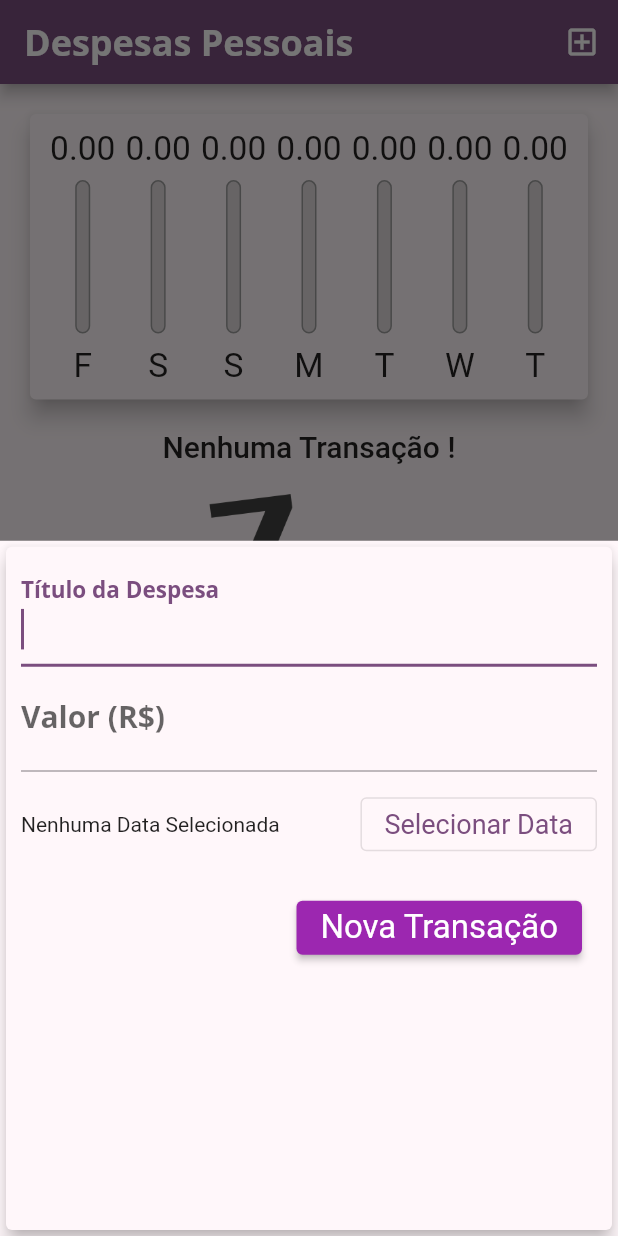
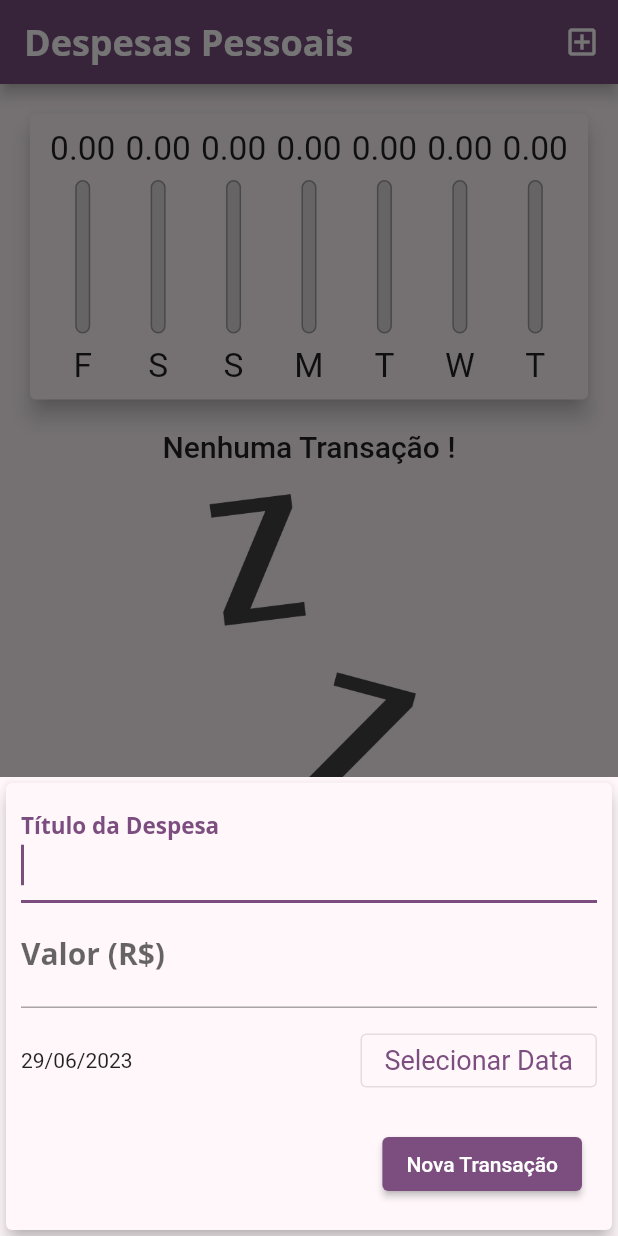
Before and after one commit to fdimant/flutter_expenses, a Flutter app: the screen it shows after launch, after a tap on the "add box" icon, on a phone screen of 412 x 824 dp. Run offline on Flutter 3.47's test engine with Material 2 defaults, Android fonts, the phone set to English and light mode, and no system bars; missing offline and left inert: dart:ffi.

Commit message:
lição 160

```diff
--- /dev/null
+++ b/lib/components/adaptative_button.dart
@@ -0,0 +1,27 @@
+import 'package:flutter/cupertino.dart';
+import 'package:flutter/material.dart';
+import 'dart:io';
+
+class AdaptativeButton extends StatelessWidget {
+  final String label;
+  final Function() onPressed;
+
+  AdaptativeButton({
+    required this.label,
+    required this.onPressed,
+  });
+
+  @override
+  Widget build(BuildContext context) {
+    return Platform.isIOS
+        ? CupertinoButton(
+            child: Text(label),
+            onPressed: onPressed,
+            color: Theme.of(context).primaryColor,
+          )
+        : ElevatedButton(
+            onPressed: onPressed,
+            child: Text(label),
+          );
+  }
+}
--- /dev/null
+++ b/lib/components/adaptative_datePicker.dart
@@ -0,0 +1,68 @@
+import 'package:flutter/cupertino.dart';
+import 'package:flutter/material.dart';
+import 'dart:io';
+import 'package:intl/intl.dart';
+
+class adaptativeDatePicker extends StatelessWidget {
+  final DateTime selectedDate;
+  final Function(DateTime) onDateChange;
+
+  adaptativeDatePicker({
+    required this.selectedDate,
+    required this.onDateChange,
+  });
+
+  _showDatePicker(BuildContext context) {
+    showDatePicker(
+      context: context,
+      initialDate: DateTime.now(),
+      firstDate: DateTime(2019),
+      lastDate: DateTime.now(),
+    ).then((pickedDate) {
+      if (pickedDate == null) {
+        return;
+      }
+
+      onDateChange(pickedDate);
+      return;
+    });
+  }
+
+  @override
+  Widget build(BuildContext context) {
+    return Platform.isIOS
+        ? Container(
+            height: 200,
+            child: CupertinoDatePicker(
+              mode: CupertinoDatePickerMode.date,
+              maximumDate: DateTime.now().add(Duration(hours: 1)),
+              minimumDate: DateTime(2019),
+              initialDateTime: DateTime.now(),
+              onDateTimeChanged: onDateChange,
+            ),
+          )
+        : Container(
+            height: 70,
+            child: Row(
+              children: [
+                Expanded(
+                  child: Text(
+                    selectedDate == null ? 'Nenhuma Data Selecionada' : DateFormat('d/MM/yyy').format(selectedDate!),
+                  ),
+                ),
+                OutlinedButton(
+                  onPressed: () => _showDatePicker(context),
+                  child: Text(
+                    'Selecionar Data',
+                  ),
+                  style: ButtonStyle(
+                    textStyle: MaterialStatePropertyAll(TextStyle(
+                      fontSize: 18,
+                    )),
+                  ),
+                ),
+              ],
+            ),
+          );
+  }
+}
--- /dev/null
+++ b/lib/components/adaptative_textField.dart
@@ -0,0 +1,47 @@
+import 'dart:ffi';
+
+import 'package:flutter/cupertino.dart';
+import 'package:flutter/material.dart';
+import 'dart:io';
+
+class adaptativeTextField extends StatelessWidget {
+  final TextInputType keyboardType;
+  final TextEditingController controller;
+  final Function(String) onSubmitted;
+  final String decorationString;
+  final bool autofocus;
+
+  adaptativeTextField({
+    required this.controller,
+    this.keyboardType = TextInputType.text,
+    required this.onSubmitted,
+    this.decorationString = '',
+    this.autofocus = false,
+  });
+
+  @override
+  Widget build(BuildContext context) {
+    return Platform.isIOS
+        ? Padding(
+            padding: const EdgeInsets.all(2.0),
+            child: CupertinoTextField(
+              keyboardType: keyboardType,
+              controller: controller,
+              placeholder: decorationString,
+              onSubmitted: onSubmitted,
+              autofocus: autofocus,
+              padding: EdgeInsets.symmetric(
+                horizontal: 6,
+                vertical: 12,
+              ),
+            ),
+          )
+        : TextField(
+            keyboardType: keyboardType,
+            controller: controller,
+            decoration: InputDecoration(labelText: decorationString),
+            onSubmitted: onSubmitted,
+            autofocus: autofocus,
+          );
+  }
+}
--- a/lib/components/transaction_form.dart
+++ b/lib/components/transaction_form.dart
@@ -1,5 +1,7 @@
 import 'package:flutter/material.dart';
-import 'package:intl/intl.dart';
+import 'package:flutter_expenses/components/adaptative_button.dart';
+import 'adaptative_datePicker.dart';
+import 'adaptative_textField.dart';
 
 class TransactionForm extends StatefulWidget {
   final void Function(String, double, DateTime) onSubmit;
@@ -14,7 +16,7 @@ class _TransactionFormState extends State<TransactionForm> {
   final _titleController = TextEditingController();
 
   final _valueController = TextEditingController();
-  DateTime? _selectedDate;
+  DateTime _selectedDate = DateTime.now();
 
   _submitForm() {
     final title = _titleController.text;
@@ -28,81 +30,46 @@ class _TransactionFormState extends State<TransactionForm> {
     _valueController.text = '';
   }
 
-  _showDatePicker() {
-    showDatePicker(
-      context: context,
-      initialDate: DateTime.now(),
-      firstDate: DateTime(2019),
-      lastDate: DateTime.now(),
-    ).then((pickedDate) {
-      if (pickedDate == null) {
-        return;
-      }
-      setState(() {
-        _selectedDate = pickedDate;
-      });
-    });
-  }
-
   @override
   Widget build(BuildContext context) {
-    return Card(
+    return SingleChildScrollView(
+      child: Card(
         elevation: 5,
         child: Padding(
-        padding: EdgeInsets.all(10.0),
+          padding: EdgeInsets.only(
+            top: 10,
+            left: 10,
+            right: 10,
+            bottom: 10 + MediaQuery.of(context).viewInsets.bottom,
+          ),
           child: Column(
             children: [
-            TextField(
+              adaptativeTextField(
                 controller: _titleController,
-              decoration: InputDecoration(labelText: 'Título da Despesa'),
+                decorationString: 'Título da Despesa',
+                onSubmitted: (value) => _submitForm(),
                 autofocus: true,
               ),
-            TextField(
+              adaptativeTextField(
                 keyboardType: TextInputType.numberWithOptions(decimal: true),
                 controller: _valueController,
-              decoration: InputDecoration(labelText: 'Valor (R\$)'),
+                decorationString: 'Valor (R\$)',
                 onSubmitted: (value) => _submitForm(),
               ),
-            Container(
-              height: 70,
-              child: Row(
-                children: [
-                  Expanded(
-                    child: Text(
-                      _selectedDate == null
-                          ? 'Nenhuma Data Selecionada'
-                          : DateFormat('d/MM/yyy').format(_selectedDate!),
-                    ),
-                  ),
-                  OutlinedButton(
-                    onPressed: _showDatePicker,
-                    child: Text(
-                      'Selecionar Data',
-                    ),
-                    style: ButtonStyle(
-                      textStyle: MaterialStatePropertyAll(TextStyle(
-                        fontSize: 18,
-                      )),
-                    ),
-                  ),
-                ],
-              ),
+              adaptativeDatePicker(
+                selectedDate: _selectedDate!,
+                onDateChange: (newDate) {
+                  setState(() {
+                    _selectedDate = newDate;
+                  });
+                },
               ),
               Container(
                   alignment: Alignment.bottomRight,
                   margin: EdgeInsets.all(10),
-              child: ElevatedButton(
-                onPressed: _submitForm,
-                child: Text('Nova Transação'),
-                style: ButtonStyle(
-                  textStyle: MaterialStatePropertyAll(
-                    TextStyle(fontSize: 22),
+                  child: AdaptativeButton(label: 'Nova Transação', onPressed: _submitForm))
+            ],
           ),
-                  backgroundColor: MaterialStatePropertyAll(Colors.purple),
-                ),
-              ),
-            )
-          ],
         ),
       ),
     );
--- a/lib/components/transaction_list.dart
+++ b/lib/components/transaction_list.dart
@@ -1,3 +1,5 @@
+// ignore_for_file: prefer_const_constructors
+
 import 'package:flutter/material.dart';
 import 'package:flutter/rendering.dart';
 import '../models/transaction.dart';
@@ -33,7 +35,7 @@ class TransactionList extends StatelessWidget {
             );
           })
         : Scrollbar(
-            thumbVisibility: true,
+            // thumbVisibility: true,
             thickness: 10,
             scrollbarOrientation: ScrollbarOrientation.right,
             radius: Radius.circular(10),
@@ -65,12 +67,17 @@ class TransactionList extends StatelessWidget {
                         subtitle: Text(
                           DateFormat('d MMM y').format(tr.date),
                         ),
-                      trailing: IconButton(
+                        trailing: MediaQuery.of(context).size.width > 500
+                            ? TextButton.icon(
+                                onPressed: () => onRemove(tr.id),
+                                label: Text('Remover'),
+                                icon: Icon(Icons.delete_outline_rounded),
+                              )
+                            : IconButton(
                                 icon: Icon(Icons.delete_outline_rounded),
                                 onPressed: () => onRemove(tr.id),
                                 color: Theme.of(context).colorScheme.error,
-                      ),
-                    ),
+                              )),
                   );
                 }),
           );
--- a/lib/main.dart
+++ b/lib/main.dart
@@ -111,7 +111,8 @@
 
   @override
   Widget build(BuildContext context) {
-    bool isLanscape = MediaQuery.of(context).orientation == Orientation.landscape;
+    final mediaQuery = MediaQuery.of(context);
+    bool isLanscape = mediaQuery.orientation == Orientation.landscape;
 
     final AppBarModel = AppBar(
       title: Text(
@@ -133,12 +134,12 @@
         ),
       ],
     );
-    final availableHeight =
-        MediaQuery.of(context).size.height - AppBarModel.preferredSize.height - MediaQuery.of(context).padding.top;
+    final availableHeight = mediaQuery.size.height - AppBarModel.preferredSize.height - mediaQuery.padding.top;
 
     return Scaffold(
       appBar: AppBarModel,
-      body: SingleChildScrollView(
+      body: SafeArea(
+        child: SingleChildScrollView(
           child: Column(
             crossAxisAlignment: CrossAxisAlignment.stretch,
             children: [
@@ -155,6 +156,7 @@
             ],
           ),
         ),
+      ),
       floatingActionButton: FloatingActionButton(
         child: Icon(Icons.add),
         onPressed: () => _opentransactionFormModal(context),
```
Lines whose indentation alone changed are shown as unchanged.
